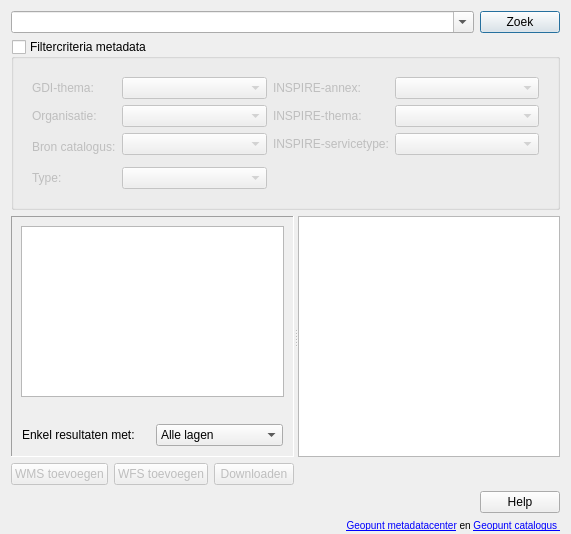
First picture: the form in ui_geopunt4QgisDataCatalog.ui, repository warrieka/geopunt4Qgis, before the edit.
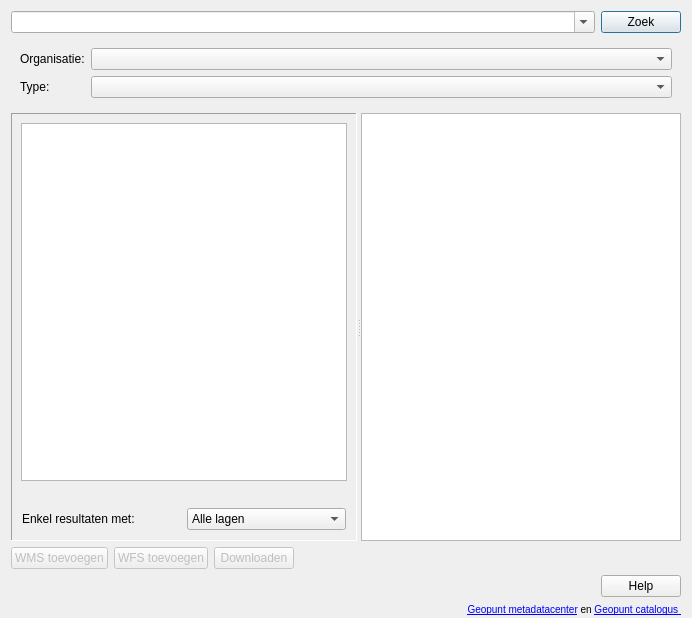
Second picture: the form after the edit. Icons and pictures are not drawn.

What changed in the file:
```diff
--- a/ui_geopunt4QgisDataCatalog.ui
+++ b/ui_geopunt4QgisDataCatalog.ui
@@ -6,8 +6,8 @@
    <rect>
     <x>0</x>
     <y>0</y>
-    <width>571</width>
-    <height>534</height>
+    <width>692</width>
+    <height>618</height>
    </rect>
   </property>
   <property name="minimumSize">
@@ -68,272 +68,85 @@
     </layout>
    </item>
    <item>
-    <widget class="QGroupBox" name="filterBox">
-     <property name="title">
-      <string>Filtercriteria metadata</string>
-     </property>
-     <property name="checkable">
+    <widget class="QWidget" name="filterWgt" native="true">
+     <property name="enabled">
       <bool>true</bool>
      </property>
-     <property name="checked">
-      <bool>false</bool>
+     <property name="sizePolicy">
+      <sizepolicy hsizetype="Preferred" vsizetype="Minimum">
+       <horstretch>0</horstretch>
+       <verstretch>0</verstretch>
+      </sizepolicy>
      </property>
-     <layout class="QVBoxLayout" name="verticalLayout_3">
-      <item>
-       <widget class="QWidget" name="filterWgt" native="true">
+     <layout class="QGridLayout" name="gridLayout">
+      <item row="4" column="1">
+       <widget class="QComboBox" name="organisatiesCbx">
         <property name="sizePolicy">
-         <sizepolicy hsizetype="Preferred" vsizetype="Minimum">
+         <sizepolicy hsizetype="Expanding" vsizetype="Fixed">
           <horstretch>0</horstretch>
           <verstretch>0</verstretch>
          </sizepolicy>
         </property>
-        <layout class="QGridLayout" name="gridLayout">
-         <item row="6" column="0" rowspan="2">
-          <widget class="QLabel" name="bronLbl">
-           <property name="sizePolicy">
-            <sizepolicy hsizetype="Minimum" vsizetype="Minimum">
-             <horstretch>0</horstretch>
-             <verstretch>0</verstretch>
-            </sizepolicy>
-           </property>
-           <property name="text">
-            <string>Bron catalogus:</string>
-           </property>
-          </widget>
-         </item>
-         <item row="5" column="3">
-          <widget class="QComboBox" name="INSPIREthemaCbx">
-           <property name="sizePolicy">
-            <sizepolicy hsizetype="Expanding" vsizetype="Fixed">
-             <horstretch>0</horstretch>
-             <verstretch>0</verstretch>
-            </sizepolicy>
-           </property>
-           <property name="sizeIncrement">
-            <size>
-             <width>0</width>
-             <height>0</height>
-            </size>
-           </property>
-           <property name="sizeAdjustPolicy">
-            <enum>QComboBox::AdjustToContents</enum>
-           </property>
-           <property name="frame">
-            <bool>true</bool>
-           </property>
-          </widget>
-         </item>
-         <item row="4" column="1">
-          <widget class="QComboBox" name="GDIThemaCbx">
-           <property name="sizePolicy">
-            <sizepolicy hsizetype="Expanding" vsizetype="Fixed">
-             <horstretch>0</horstretch>
-             <verstretch>0</verstretch>
-            </sizepolicy>
-           </property>
-           <property name="sizeIncrement">
-            <size>
-             <width>0</width>
-             <height>0</height>
-            </size>
-           </property>
-           <property name="sizeAdjustPolicy">
-            <enum>QComboBox::AdjustToContents</enum>
-           </property>
-           <property name="frame">
-            <bool>true</bool>
-           </property>
-          </widget>
-         </item>
-         <item row="5" column="1">
-          <widget class="QComboBox" name="organisatiesCbx">
-           <property name="sizePolicy">
-            <sizepolicy hsizetype="Expanding" vsizetype="Fixed">
-             <horstretch>0</horstretch>
-             <verstretch>0</verstretch>
-            </sizepolicy>
-           </property>
-           <property name="sizeIncrement">
-            <size>
-             <width>0</width>
-             <height>0</height>
-            </size>
-           </property>
-           <property name="sizeAdjustPolicy">
-            <enum>QComboBox::AdjustToContents</enum>
-           </property>
-           <property name="frame">
-            <bool>true</bool>
-           </property>
-          </widget>
-         </item>
-         <item row="5" column="0">
-          <widget class="QLabel" name="organisatiesLbl">
-           <property name="sizePolicy">
-            <sizepolicy hsizetype="Minimum" vsizetype="Minimum">
-             <horstretch>0</horstretch>
-             <verstretch>0</verstretch>
-            </sizepolicy>
-           </property>
-           <property name="text">
-            <string>Organisatie:</string>
-           </property>
-          </widget>
-         </item>
-         <item row="4" column="0">
-          <widget class="QLabel" name="GDIthemalbl">
-           <property name="sizePolicy">
-            <sizepolicy hsizetype="Minimum" vsizetype="Minimum">
-             <horstretch>0</horstretch>
-             <verstretch>0</verstretch>
-            </sizepolicy>
-           </property>
-           <property name="text">
-            <string>GDI-thema: </string>
-           </property>
-          </widget>
-         </item>
-         <item row="6" column="1">
-          <widget class="QComboBox" name="bronCbx">
-           <property name="sizePolicy">
-            <sizepolicy hsizetype="Expanding" vsizetype="Fixed">
-             <horstretch>0</horstretch>
-             <verstretch>0</verstretch>
-            </sizepolicy>
-           </property>
-           <property name="sizeIncrement">
-            <size>
-             <width>0</width>
-             <height>0</height>
-            </size>
-           </property>
-           <property name="sizeAdjustPolicy">
-            <enum>QComboBox::AdjustToContents</enum>
-           </property>
-           <property name="frame">
-            <bool>true</bool>
-           </property>
-          </widget>
-         </item>
-         <item row="5" column="2">
-          <widget class="QLabel" name="INSPIREthemaLbl">
-           <property name="sizePolicy">
-            <sizepolicy hsizetype="Minimum" vsizetype="Minimum">
-             <horstretch>0</horstretch>
-             <verstretch>0</verstretch>
-            </sizepolicy>
-           </property>
-           <property name="text">
-            <string>INSPIRE-thema:</string>
-           </property>
-          </widget>
-         </item>
-         <item row="4" column="2">
-          <widget class="QLabel" name="INSPIREannexLbl">
-           <property name="sizePolicy">
-            <sizepolicy hsizetype="Minimum" vsizetype="Minimum">
-             <horstretch>0</horstretch>
-             <verstretch>0</verstretch>
-            </sizepolicy>
-           </property>
-           <property name="text">
-            <string>INSPIRE-annex:</string>
-           </property>
-          </widget>
-         </item>
-         <item row="4" column="3">
-          <widget class="QComboBox" name="INSPIREannexCbx">
-           <property name="sizePolicy">
-            <sizepolicy hsizetype="Expanding" vsizetype="Fixed">
-             <horstretch>0</horstretch>
-             <verstretch>0</verstretch>
-            </sizepolicy>
-           </property>
-           <property name="sizeIncrement">
-            <size>
-             <width>0</width>
-             <height>0</height>
-            </size>
-           </property>
-           <property name="sizeAdjustPolicy">
-            <enum>QComboBox::AdjustToContents</enum>
-           </property>
-           <property name="frame">
-            <bool>true</bool>
-           </property>
-          </widget>
-         </item>
-         <item row="6" column="2">
-          <widget class="QLabel" name="INSPIREserviceLbl">
-           <property name="sizePolicy">
-            <sizepolicy hsizetype="Minimum" vsizetype="Minimum">
-             <horstretch>0</horstretch>
-             <verstretch>0</verstretch>
-            </sizepolicy>
-           </property>
-           <property name="text">
-            <string>INSPIRE-servicetype:</string>
-           </property>
-          </widget>
-         </item>
-         <item row="6" column="3">
-          <widget class="QComboBox" name="INSPIREserviceCbx">
-           <property name="sizePolicy">
-            <sizepolicy hsizetype="Expanding" vsizetype="Fixed">
-             <horstretch>0</horstretch>
-             <verstretch>0</verstretch>
-            </sizepolicy>
-           </property>
-           <property name="sizeIncrement">
-            <size>
-             <width>0</width>
-             <height>0</height>
-            </size>
-           </property>
-           <property name="sizeAdjustPolicy">
-            <enum>QComboBox::AdjustToContents</enum>
-           </property>
-           <property name="frame">
-            <bool>true</bool>
-           </property>
-          </widget>
-         </item>
-         <item row="8" column="1">
-          <widget class="QComboBox" name="typeCbx">
-           <property name="sizePolicy">
-            <sizepolicy hsizetype="Expanding" vsizetype="Fixed">
-             <horstretch>0</horstretch>
-             <verstretch>0</verstretch>
-            </sizepolicy>
-           </property>
-           <property name="sizeIncrement">
-            <size>
-             <width>0</width>
-             <height>0</height>
-            </size>
-           </property>
-           <property name="sizeAdjustPolicy">
-            <enum>QComboBox::AdjustToContents</enum>
-           </property>
-           <property name="frame">
-            <bool>true</bool>
-           </property>
-          </widget>
-         </item>
-         <item row="8" column="0">
-          <widget class="QLabel" name="typeLbl">
-           <property name="sizePolicy">
-            <sizepolicy hsizetype="Minimum" vsizetype="Minimum">
-             <horstretch>0</horstretch>
-             <verstretch>0</verstretch>
-            </sizepolicy>
-           </property>
-           <property name="text">
-            <string>Type:</string>
-           </property>
-          </widget>
-         </item>
-        </layout>
+        <property name="sizeIncrement">
+         <size>
+          <width>0</width>
+          <height>0</height>
+         </size>
+        </property>
+        <property name="sizeAdjustPolicy">
+         <enum>QComboBox::AdjustToContents</enum>
+        </property>
+        <property name="frame">
+         <bool>true</bool>
+        </property>
+       </widget>
+      </item>
+      <item row="5" column="0">
+       <widget class="QLabel" name="typeLbl">
+        <property name="sizePolicy">
+         <sizepolicy hsizetype="Minimum" vsizetype="Minimum">
+          <horstretch>0</horstretch>
+          <verstretch>0</verstretch>
+         </sizepolicy>
+        </property>
+        <property name="text">
+         <string>Type:</string>
+        </property>
+       </widget>
+      </item>
+      <item row="5" column="1">
+       <widget class="QComboBox" name="typeCbx">
+        <property name="sizePolicy">
+         <sizepolicy hsizetype="Expanding" vsizetype="Fixed">
+          <horstretch>0</horstretch>
+          <verstretch>0</verstretch>
+         </sizepolicy>
+        </property>
+        <property name="sizeIncrement">
+         <size>
+          <width>0</width>
+          <height>0</height>
+         </size>
+        </property>
+        <property name="sizeAdjustPolicy">
+         <enum>QComboBox::AdjustToContents</enum>
+        </property>
+        <property name="frame">
+         <bool>true</bool>
+        </property>
+       </widget>
+      </item>
+      <item row="4" column="0">
+       <widget class="QLabel" name="organisatiesLbl">
+        <property name="sizePolicy">
+         <sizepolicy hsizetype="Minimum" vsizetype="Minimum">
+          <horstretch>0</horstretch>
+          <verstretch>0</verstretch>
+         </sizepolicy>
+        </property>
+        <property name="text">
+         <string>Organisatie:</string>
+        </property>
        </widget>
       </item>
      </layout>
```
Left out of the diff: 24 changed lines with no effect on the pictures.
